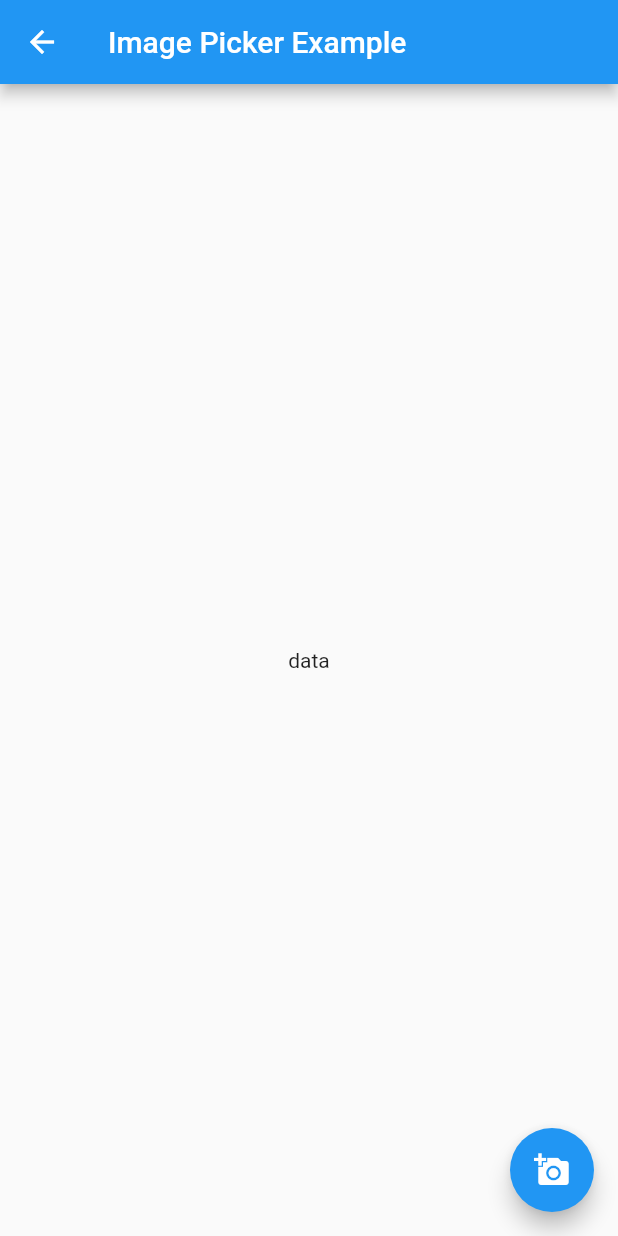
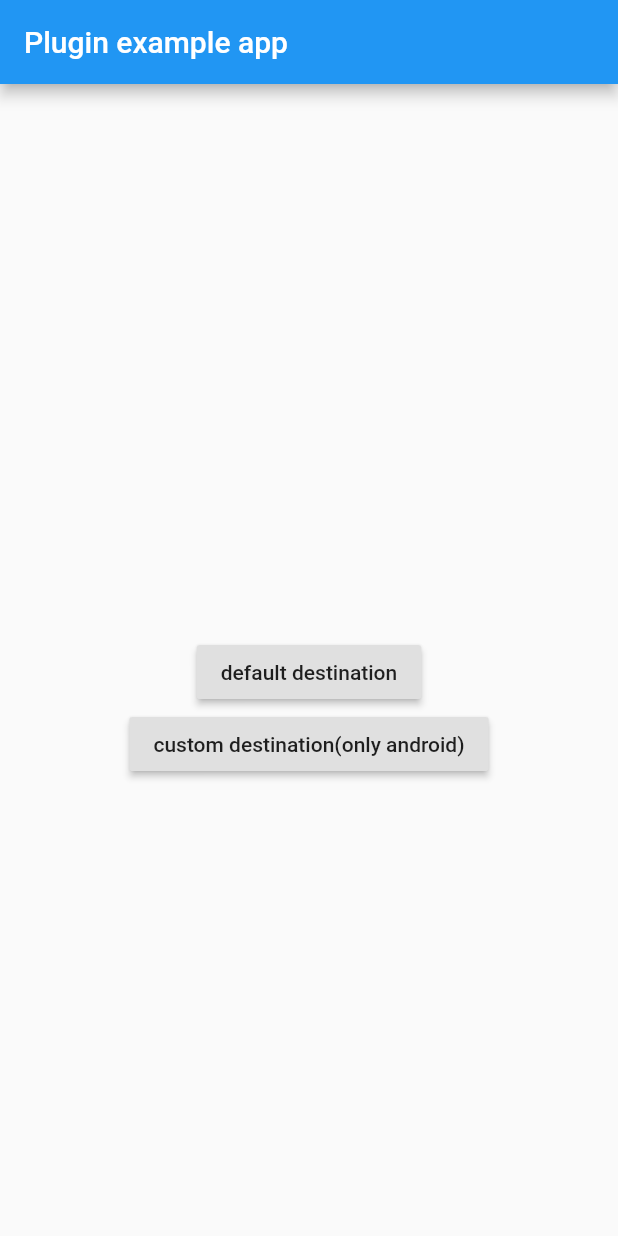
Before and after one commit to vtesoho/flutter-demo, a Flutter app: the screen it shows after launch, on a phone screen of 412 x 824 dp. Run offline on Flutter 3.47's test engine with Material 2 defaults, Android fonts, the light colour scheme and no system bars; missing offline and left inert: image_downloader.

Commit message:
'imgdown'

```diff
--- a/lib/demo/imagedown/image_picker_saver.dart
+++ b/lib/demo/imagedown/image_picker_saver.dart
@@ -1,59 +1,59 @@
-import 'dart:io';
+// import 'dart:io';
 
 
-// import 'package:image_picker/image_picker.dart';
-import 'package:flutter/material.dart';
-import 'package:http/http.dart' as http;
-import 'package:image_picker_saver/image_picker_saver.dart';
+// // import 'package:image_picker/image_picker.dart';
+// import 'package:flutter/material.dart';
+// import 'package:http/http.dart' as http;
+// import 'package:image_picker_saver/image_picker_saver.dart';
 
-class ImgSaver extends StatefulWidget {
-  @override
-  _MyHomePageState createState() => _MyHomePageState();
-}
+// class ImgSaver extends StatefulWidget {
+//   @override
+//   _MyHomePageState createState() => _MyHomePageState();
+// }
 
-class _MyHomePageState extends State<ImgSaver> {
-  // File _image;
-  var _imageFile;
+// class _MyHomePageState extends State<ImgSaver> {
+//   // File _image;
+//   var _imageFile;
 
-  // Future getImage() async {
-  //   var image = await ImagePicker.pickImage(source: ImageSource.camera);
+//   // Future getImage() async {
+//   //   var image = await ImagePicker.pickImage(source: ImageSource.camera);
 
-  //   setState(() {
-  //     _image = image;
-  //     print(_image);
-  //   });
-  // }
-  void _onImageSaveButtonPressed() async {
-      print("_onImageSaveButtonPressed");
-      var response = await http
-          .get('http://upload.art.ifeng.com/2017/0425/1493105660290.jpg');
+//   //   setState(() {
+//   //     _image = image;
+//   //     print(_image);
+//   //   });
+//   // }
+//   void _onImageSaveButtonPressed() async {
+//       print("_onImageSaveButtonPressed");
+//       var response = await http
+//           .get('http://upload.art.ifeng.com/2017/0425/1493105660290.jpg');
 
-      debugPrint(response.statusCode.toString());
+//       debugPrint(response.statusCode.toString());
 
-      var filePath = await ImagePickerSaver.saveFile(
-          fileData: response.bodyBytes);
+//       var filePath = await ImagePickerSaver.saveFile(
+//           fileData: response.bodyBytes);
 
-      var savedFile= File.fromUri(Uri.file(filePath));
-      setState(() {
-        _imageFile = Future<File>.sync(() => savedFile);
-      });
-    }
+//       var savedFile= File.fromUri(Uri.file(filePath));
+//       setState(() {
+//         _imageFile = Future<File>.sync(() => savedFile);
+//       });
+//     }
 
 
-  @override
-  Widget build(BuildContext context) {
-    return Scaffold(
-      appBar: AppBar(
-        title: Text('Image Picker Example'),
-      ),
-      body: Center(
-        child: Text('data'),
-      ),
-      floatingActionButton: FloatingActionButton(
-        onPressed: (){print(_imageFile);},
-        tooltip: 'Pick Image',
-        child: Icon(Icons.add_a_photo),
-      ),
-    );
-  }
-}
+//   @override
+//   Widget build(BuildContext context) {
+//     return Scaffold(
+//       appBar: AppBar(
+//         title: Text('Image Picker Example'),
+//       ),
+//       body: Center(
+//         child: Text('data'),
+//       ),
+//       floatingActionButton: FloatingActionButton(
+//         onPressed: (){print(_imageFile);},
+//         tooltip: 'Pick Image',
+//         child: Icon(Icons.add_a_photo),
+//       ),
+//     );
+//   }
+// }
--- /dev/null
+++ b/lib/demo/imagedown/imgdown/imgdown.dart
@@ -0,0 +1,110 @@
+import 'dart:async';
+import 'dart:io';
+
+import 'package:flutter/material.dart';
+import 'package:flutter/services.dart';
+import 'package:image_downloader/image_downloader.dart';
+
+
+
+class ImgDown extends StatefulWidget {
+  @override
+  _MyAppState createState() => _MyAppState();
+}
+
+class _MyAppState extends State<ImgDown> {
+  String _message = "";
+  String _path = "";
+  String _size = "";
+  String _mimeType = "";
+  File _imageFile;
+
+  @override
+  void initState() {
+    super.initState();
+  }
+
+  @override
+  Widget build(BuildContext context) {
+    return MaterialApp(
+      home: Scaffold(
+        appBar: AppBar(
+          title: const Text('Plugin example app'),
+        ),
+        body: Center(
+          child: SingleChildScrollView(
+            child: Column(
+              mainAxisSize: MainAxisSize.min,
+              children: <Widget>[
+                Text(_message),
+                Text(_size),
+                Text(_mimeType),
+                Text(_path),
+                RaisedButton(
+                  onPressed: () {
+                    _downloadImage();
+                  },
+                  child: Text("default destination"),
+                ),
+                RaisedButton(
+                  onPressed: () {
+                    _downloadImage(
+                      destination: AndroidDestinationType.directoryPictures
+                        ..inExternalFilesDir()
+                        ..subDirectory("sample.gif"),
+                    );
+                  },
+                  child: Text("custom destination(only android)"),
+                ),
+                (_imageFile == null) ? Container() : Image.file(_imageFile)
+              ],
+            ),
+          ),
+        ),
+      ),
+    );
+  }
+
+  Future<void> _downloadImage({AndroidDestinationType destination}) async {
+    String fileName;
+    String path;
+    int size;
+    String mimeType;
+    try {
+      String imageId;
+      if (destination == null) {
+        imageId = await ImageDownloader.downloadImage("https://raw.githubusercontent.com/wiki/ko2ic/image_downloader/images/flutter.png");
+      } else {
+        imageId = await ImageDownloader.downloadImage(
+          "https://raw.githubusercontent.com/wiki/ko2ic/image_downloader/images/flutter.png",
+          destination: destination,
+        );
+      }
+
+      if (imageId == null) {
+        return;
+      }
+      fileName = await ImageDownloader.findName(imageId);
+      path = await ImageDownloader.findPath(imageId);
+      size = await ImageDownloader.findByteSize(imageId);
+      mimeType = await ImageDownloader.findMimeType(imageId);
+    } on PlatformException catch (error) {
+      setState(() {
+        _message = error.message;
+      });
+      return;
+    }
+
+    if (!mounted) return;
+
+    setState(() {
+      var location = Platform.isAndroid ? "Directory" : "Photo Library";
+      _message = 'Saved as "$fileName" in $location.\n';
+      _size = 'size:     $size';
+      _mimeType = 'mimeType: $mimeType';
+      _path = 'path:$path';
+
+      _imageFile = File(path);
+    });
+  }
+}
--- a/lib/main.dart
+++ b/lib/main.dart
@@ -1,6 +1,7 @@
 import 'package:flutter/material.dart';
 import 'package:fluttershuachi/demo/imagedown/dioDemo/dioDemo.dart';
 import 'package:fluttershuachi/demo/imagedown/image_picker_saver.dart';
+import 'package:fluttershuachi/demo/imagedown/imgdown/imgdown.dart';
 import 'package:fluttershuachi/demo/layout/layout_demo.dart';
 import 'package:fluttershuachi/demo/state/state_management_demo.dart';
 import 'package:fluttershuachi/pages/animation.dart';
@@ -19,18 +20,19 @@ class App extends StatelessWidget {
   Widget build(BuildContext context) {
     return MaterialApp(
       debugShowCheckedModeBanner: false,
-      initialRoute: '/imgsaver',
+      initialRoute: '/imgdown',
       routes: {
         '/': (context) => Home(),
         '/animation': (context) => AnimationDemo(),
         '/teststatus': (context) => TestStatusDemo(),
-        '/shart': (context) => ShartDemo(),
+        // '/shart': (context) => ShartDemo(),
         '/pageview': (context) => ViewDemo(),
         '/state-management': (context) => StateManagementDemo(),
         '/mypage': (context) => MyPage(),
         '/layout': (context) => LayoutDemo(),
-        '/dio': (context) => dioDemo(),
-        '/imgsaver': (context) => ImgSaver(),
+        // '/dio': (context) => dioDemo(),
+        // '/imgsaver': (context) => ImgSaver(),
+        '/imgdown': (context) => ImgDown(),
       },
       theme: ThemeData(
         highlightColor: Color.fromARGB(255, 255, 255, 255)
```
Also changed, not shown: lib/demo/imagedown/dioDemo/dioDemo.dart (+67 -67 lines), lib/pages/share_demo.dart (+53 -53 lines), pubspec.yaml (+3 -5 lines), pubspec.lock, 2 other files.
